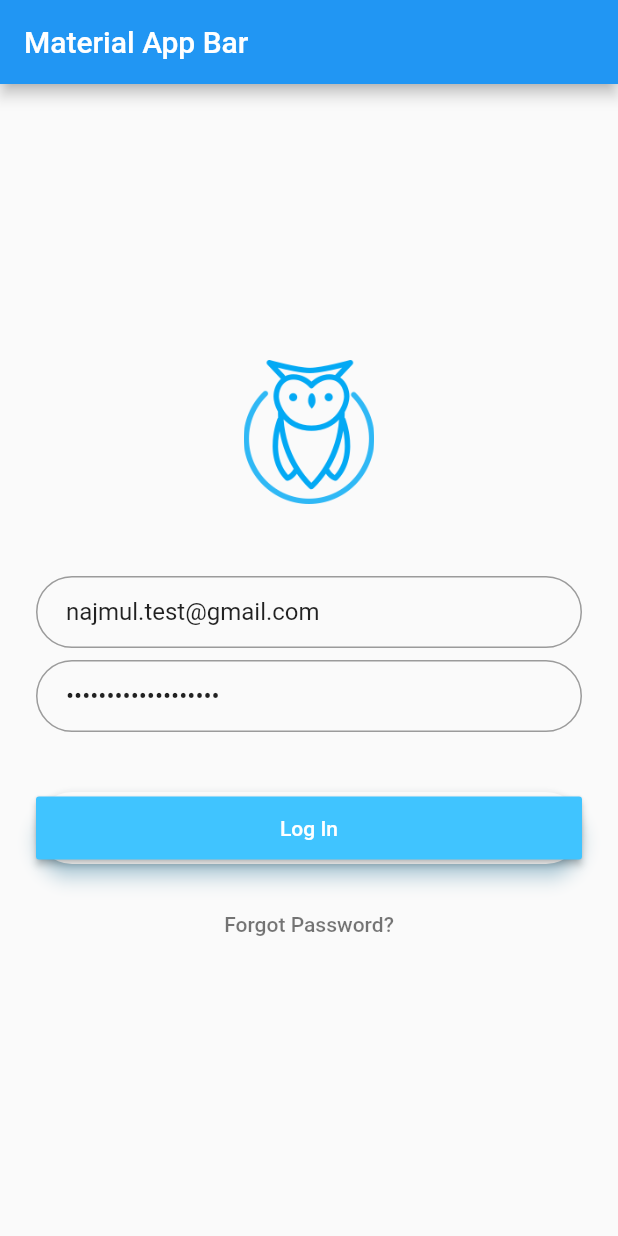
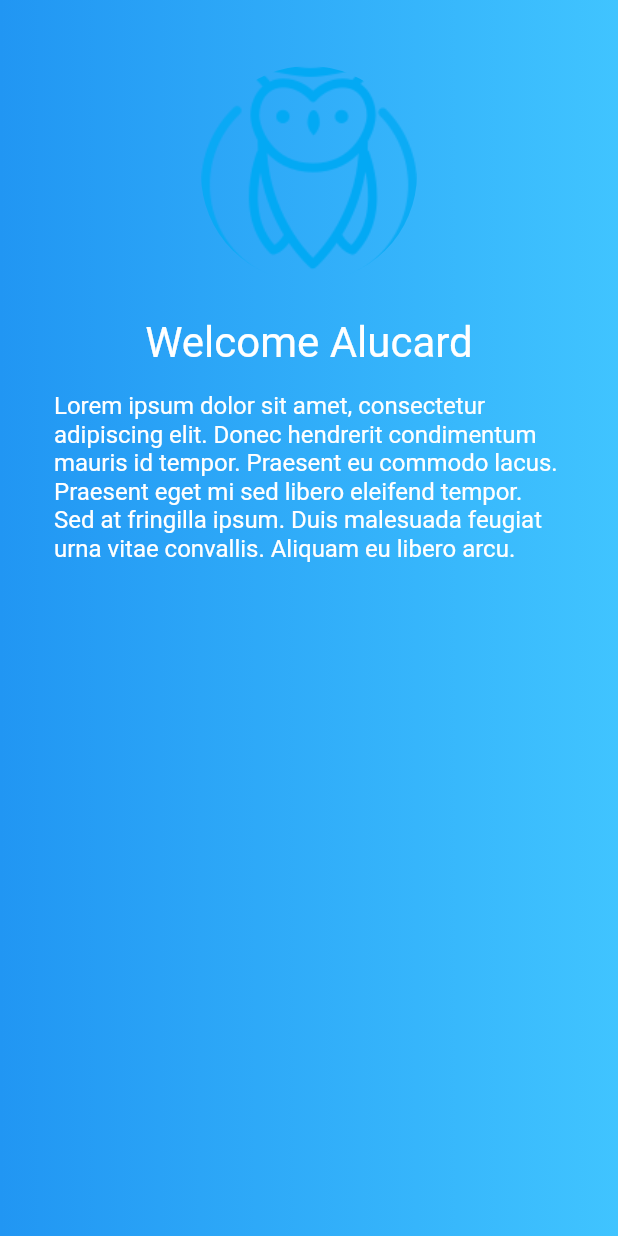
Before and after one commit to najmulmyself/simple_login, a Flutter app: the screen it shows after launch, after a tap on "Log In", on a phone screen of 412 x 824 dp. Run offline on Flutter 3.47's test engine with Material 2 defaults, Android fonts, the phone set to English and light mode, and no system bars; missing offline and left inert: new_version.

```diff
--- a/lib/home_page.dart
+++ b/lib/home_page.dart
@@ -0,0 +1,51 @@
+import 'package:flutter/material.dart';
+
+class HomePage extends StatelessWidget {
+  const HomePage({Key? key}) : super(key: key);
+
+  @override
+  Widget build(BuildContext context) {
+    final alucard = Hero(
+      tag: 'hero',
+      child: Padding(
+        padding: EdgeInsets.all(16.0),
+        child: CircleAvatar(
+          radius: 72.0,
+          backgroundColor: Colors.transparent,
+          backgroundImage: AssetImage('assets/logo.png'),
+        ),
+      ),
+    );
+
+    final welcome = Padding(
+      padding: EdgeInsets.all(8.0),
+      child: Text(
+        'Welcome Alucard',
+        style: TextStyle(fontSize: 28.0, color: Colors.white),
+      ),
+    );
+
+    final lorem = Padding(
+      padding: EdgeInsets.all(8.0),
+      child: Text(
+        'Lorem ipsum dolor sit amet, consectetur adipiscing elit. Donec hendrerit condimentum mauris id tempor. Praesent eu commodo lacus. Praesent eget mi sed libero eleifend tempor. Sed at fringilla ipsum. Duis malesuada feugiat urna vitae convallis. Aliquam eu libero arcu.',
+        style: TextStyle(fontSize: 16.0, color: Colors.white),
+      ),
+    );
+
+    final body = Container(
+      width: MediaQuery.of(context).size.width,
+      padding: EdgeInsets.all(28.0),
+      decoration: BoxDecoration(
+        gradient: LinearGradient(colors: [
+          Colors.blue,
+          Colors.lightBlueAccent,
+        ]),
+      ),
+      child: Column(
+        children: <Widget>[alucard, welcome, lorem],
+      ),
+    );
+    return Scaffold(body: body);
+  }
+}
--- a/lib/login_page.dart
+++ b/lib/login_page.dart
@@ -53,7 +53,9 @@ class _LoginPageState extends State<LoginPage> {
         shadowColor: Colors.lightBlueAccent.shade100,
         elevation: 5,
         child: MaterialButton(
-          onPressed: () {},
+          onPressed: () {
+            Navigator.of(context).pushNamed('/homepage/');
+          },
           minWidth: 200,
           height: 42,
           color: Colors.lightBlueAccent,
--- a/lib/main.dart
+++ b/lib/main.dart
@@ -1,6 +1,7 @@
 import 'package:flutter/material.dart';
 import 'package:flutter/services.dart';
 import 'package:new_version/new_version.dart';
+import 'package:simple_login/home_page.dart';
 import 'package:simple_login/login_page.dart';
 
 void main() => runApp(MyApp());
@@ -44,12 +45,16 @@ class _MyAppState extends State<MyApp> {
   @override
   Widget build(BuildContext context) {
     return MaterialApp(
+      routes: {
+        '/homepage/': (context) => HomePage(),
+      },
       title: 'Material App',
       home: Scaffold(
-          appBar: AppBar(
-            title: Text('Material App Bar'),
-          ),
-          body: LoginPage(),),
+        appBar: AppBar(
+          title: Text('Material App Bar'),
+        ),
+        body: LoginPage(),
+      ),
     );
   }
 }
```
